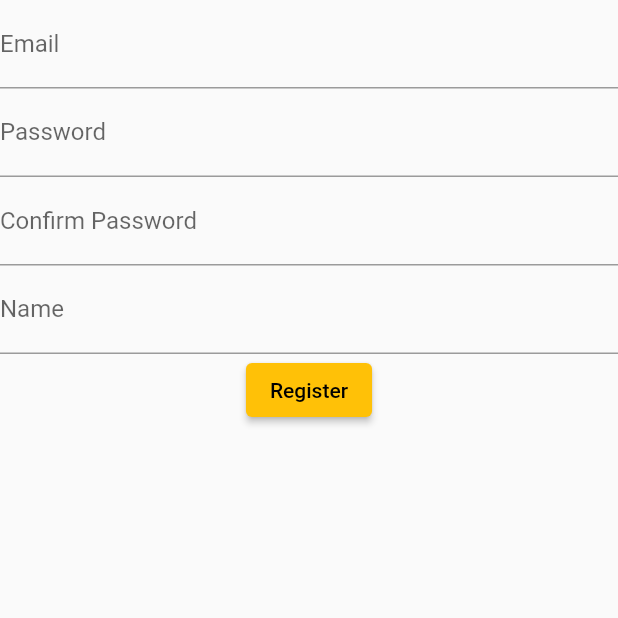
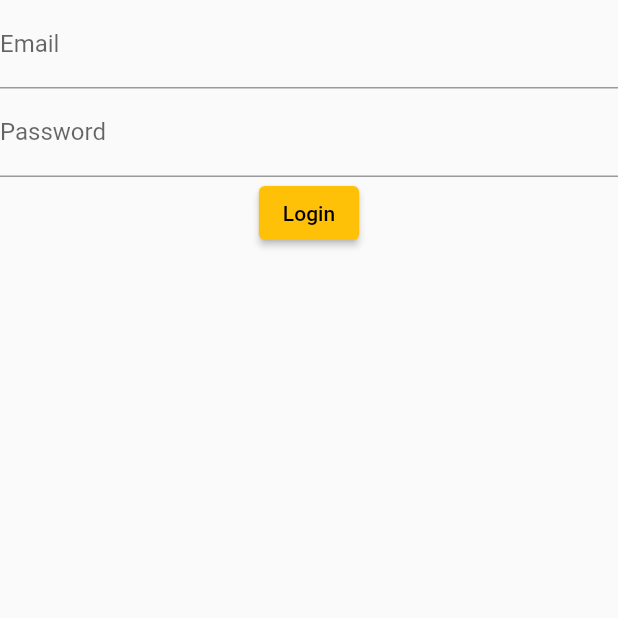
Before and after one commit to JohnEsleyer/StreetMarket, a Flutter app: the screen it shows after launch, on a phone screen of 412 x 824 dp, the top half of it. Run offline on Flutter 3.47's test engine with Material 2 defaults, Android fonts, the phone set to English and light mode, and no system bars; our stand-ins replace firebase_auth, firebase_core, iconsax; accounts and stored records are empty.

Commit message:
added login_sample.dart

```diff
--- a/lib/main.dart
+++ b/lib/main.dart
@@ -4,6 +4,7 @@ import 'components/search_bar.dart';
 import 'package:firebase_core/firebase_core.dart';
 import 'firebase_options.dart';
 import 'samples/register_sample.dart';
+import 'samples/login_sample.dart';
 
 void main() async {
   WidgetsFlutterBinding.ensureInitialized();
@@ -32,7 +33,7 @@ class MyApp extends StatelessWidget {
         primarySwatch: myColor,
       ),
       home: Scaffold(
-        body: RegisterForm(),
+        body: LoginForm(),
       ),
     );
   }
--- /dev/null
+++ b/lib/samples/login_sample.dart
@@ -0,0 +1,85 @@
+import 'package:firebase_auth/firebase_auth.dart';
+import 'package:flutter/material.dart';
+
+class LoginForm extends StatefulWidget {
+  @override
+  _LoginFormState createState() => _LoginFormState();
+}
+
+class _LoginFormState extends State<LoginForm> {
+  final _formKey = GlobalKey<FormState>();
+  final _emailController = TextEditingController();
+  final _passwordController = TextEditingController();
+
+  @override
+  void dispose() {
+    _emailController.dispose();
+    _passwordController.dispose();
+    super.dispose();
+  }
+
+  void _submitForm() async {
+    if (_formKey.currentState!.validate()) {
+      // Form is valid, perform login logic here
+      String email = _emailController.text;
+      String password = _passwordController.text;
+
+      try {
+        final credential = await FirebaseAuth.instance
+            .signInWithEmailAndPassword(email: email, password: password);
+      } on FirebaseAuthException catch (e) {
+        if (e.code == 'user-not-found') {
+          print('No user found for that email.');
+        } else if (e.code == 'wrong-password') {
+          print('Wrong password provided for that user.');
+        }
+      }
+      FirebaseAuth.instance.idTokenChanges().listen((User? user) {
+        if (user == null) {
+          print('User is currently signed out!');
+        } else {
+          print('User is signed in!');
+        }
+      });
+
+      // Reset form after successful login
+      _formKey.currentState!.reset();
+    }
+  }
+
+  @override
+  Widget build(BuildContext context) {
+    return Form(
+      key: _formKey,
+      child: Column(
+        children: [
+          TextFormField(
+            controller: _emailController,
+            decoration: InputDecoration(labelText: 'Email'),
+            validator: (value) {
+              if (value!.isEmpty) {
+                return 'Please enter your email';
+              }
+              return null;
+            },
+          ),
+          TextFormField(
+            controller: _passwordController,
+            decoration: InputDecoration(labelText: 'Password'),
+            obscureText: true,
+            validator: (value) {
+              if (value!.isEmpty) {
+                return 'Please enter your password';
+              }
+              return null;
+            },
+          ),
+          ElevatedButton(
+            onPressed: _submitForm,
+            child: Text('Login'),
+          ),
+        ],
+      ),
+    );
+  }
+}
```
